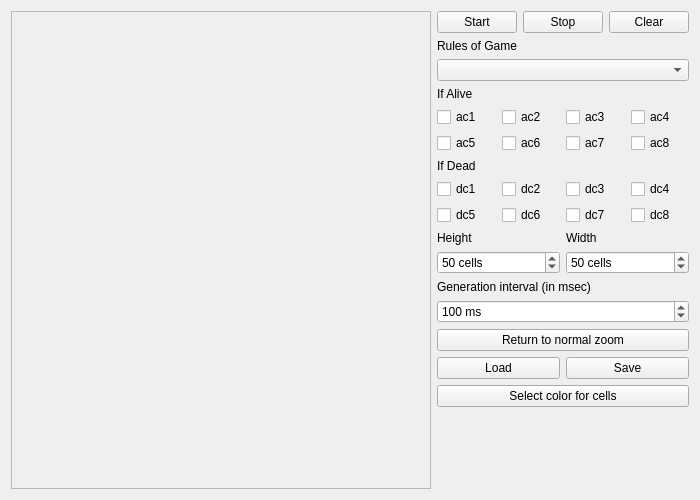
IlyaRomahin/16208_romahin, file lab3/GameOfLife/mainwindow.ui: the form before one commit.
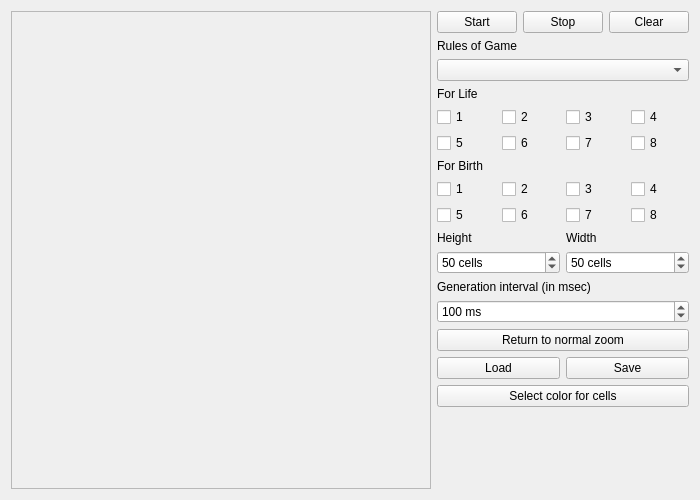
The form after the commit.

Patch:
```diff
--- a/lab3/GameOfLife/mainwindow.ui
+++ b/lab3/GameOfLife/mainwindow.ui
@@ -85,7 +85,7 @@
         <item>
          <widget class="QLabel" name="label_4">
           <property name="text">
-           <string>If Alive</string>
+           <string>For Life</string>
           </property>
          </widget>
         </item>
@@ -94,28 +94,28 @@
           <item>
            <widget class="QCheckBox" name="ac1">
             <property name="text">
-             <string>ac1</string>
+             <string>1</string>
             </property>
            </widget>
           </item>
           <item>
            <widget class="QCheckBox" name="ac2">
             <property name="text">
-             <string>ac2</string>
+             <string>2</string>
             </property>
            </widget>
           </item>
           <item>
            <widget class="QCheckBox" name="ac3">
             <property name="text">
-             <string>ac3</string>
+             <string>3</string>
             </property>
            </widget>
           </item>
           <item>
            <widget class="QCheckBox" name="ac4">
             <property name="text">
-             <string>ac4</string>
+             <string>4</string>
             </property>
            </widget>
           </item>
@@ -126,28 +126,28 @@
           <item>
            <widget class="QCheckBox" name="ac5">
             <property name="text">
-             <string>ac5</string>
+             <string>5</string>
             </property>
            </widget>
           </item>
           <item>
            <widget class="QCheckBox" name="ac6">
             <property name="text">
-             <string>ac6</string>
+             <string>6</string>
             </property>
            </widget>
           </item>
           <item>
            <widget class="QCheckBox" name="ac7">
             <property name="text">
-             <string>ac7</string>
+             <string>7</string>
             </property>
            </widget>
           </item>
           <item>
            <widget class="QCheckBox" name="ac8">
             <property name="text">
-             <string>ac8</string>
+             <string>8</string>
             </property>
            </widget>
           </item>
@@ -156,7 +156,7 @@
         <item>
          <widget class="QLabel" name="label_5">
           <property name="text">
-           <string>If Dead</string>
+           <string>For Birth</string>
           </property>
          </widget>
         </item>
@@ -165,28 +165,28 @@
           <item>
            <widget class="QCheckBox" name="dc1">
             <property name="text">
-             <string>dc1</string>
+             <string>1</string>
             </property>
            </widget>
           </item>
           <item>
            <widget class="QCheckBox" name="dc2">
             <property name="text">
-             <string>dc2</string>
+             <string>2</string>
             </property>
            </widget>
           </item>
           <item>
            <widget class="QCheckBox" name="dc3">
             <property name="text">
-             <string>dc3</string>
+             <string>3</string>
             </property>
            </widget>
           </item>
           <item>
            <widget class="QCheckBox" name="dc4">
             <property name="text">
-             <string>dc4</string>
+             <string>4</string>
             </property>
            </widget>
           </item>
@@ -197,28 +197,28 @@
           <item>
            <widget class="QCheckBox" name="dc5">
             <property name="text">
-             <string>dc5</string>
+             <string>5</string>
             </property>
            </widget>
           </item>
           <item>
            <widget class="QCheckBox" name="dc6">
             <property name="text">
-             <string>dc6</string>
+             <string>6</string>
             </property>
            </widget>
           </item>
           <item>
            <widget class="QCheckBox" name="dc7">
             <property name="text">
-             <string>dc7</string>
+             <string>7</string>
             </property>
            </widget>
           </item>
           <item>
            <widget class="QCheckBox" name="dc8">
             <property name="text">
-             <string>dc8</string>
+             <string>8</string>
             </property>
            </widget>
           </item>
```
Left out of the diff: 44 changed lines with no effect on the pictures.
